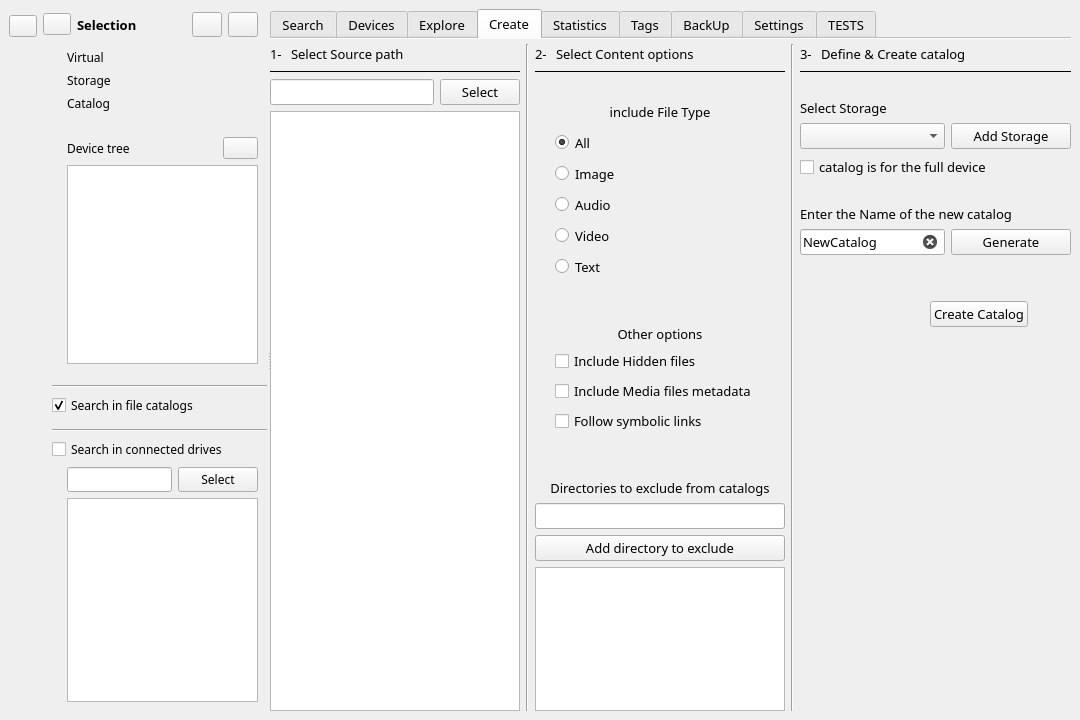
Above: src/mainwindow.ui from StephaneCouturier/Katalog before the change. Below: the same form after it.
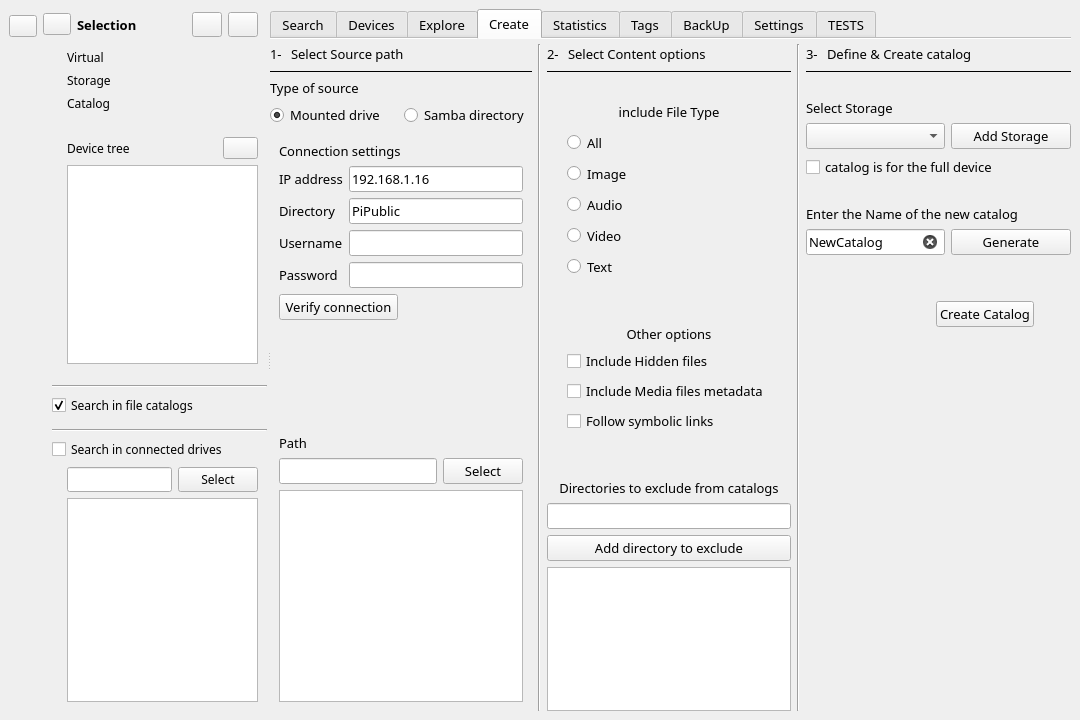
That is the form after the change. The open tabs and pages were chosen to show the change. Icons and pictures are not drawn. Custom widgets are drawn as their Qt base class.

```diff
--- a/src/mainwindow.ui
+++ b/src/mainwindow.ui
@@ -6798,40 +6798,222 @@
                </widget>
               </item>
               <item>
-               <layout class="QHBoxLayout" name="Create_horizontalLayout_Input">
+               <widget class="QLabel" name="Create_label_SelectThePath_2">
+                <property name="minimumSize">
+                 <size>
+                  <width>0</width>
+                  <height>0</height>
+                 </size>
+                </property>
+                <property name="font">
+                 <font>
+                  <family>Noto Sans</family>
+                  <pointsize>10</pointsize>
+                 </font>
+                </property>
+                <property name="text">
+                 <string>Type of source</string>
+                </property>
+                <property name="margin">
+                 <number>6</number>
+                </property>
+               </widget>
+              </item>
+              <item>
+               <layout class="QHBoxLayout" name="Create_horizontalLayout_TypeOfSource">
                 <item>
-                 <widget class="QLineEdit" name="Create_lineEdit_NewCatalogPath">
+                 <widget class="QRadioButton" name="Create_radioButton_MountedDrive">
                   <property name="text">
-                   <string/>
+                   <string>Mounted drive</string>
                   </property>
-                  <property name="clearButtonEnabled">
+                  <property name="checked">
                    <bool>true</bool>
                   </property>
                  </widget>
                 </item>
                 <item>
-                 <widget class="QPushButton" name="Create_pushButton_PickPath">
-                  <property name="maximumSize">
-                   <size>
-                    <width>120</width>
-                    <height>16777215</height>
-                   </size>
-                  </property>
-                  <property name="toolTip">
-                   <string>Select the path</string>
-                  </property>
+                 <widget class="QRadioButton" name="Create_radioButton_SambaDirectory">
                   <property name="text">
-                   <string>Select</string>
-                  </property>
-                  <property name="icon">
-                   <iconset theme="edit-select"/>
+                   <string>Samba directory</string>
                   </property>
                  </widget>
                 </item>
                </layout>
               </item>
               <item>
-               <widget class="QTreeView" name="Create_treeView_Explorer"/>
+               <widget class="QWidget" name="Create_widget_SambaSettings" native="true">
+                <layout class="QGridLayout" name="gridLayout_5">
+                 <item row="4" column="0">
+                  <spacer name="Create_verticalSpacer_2">
+                   <property name="orientation">
+                    <enum>Qt::Orientation::Vertical</enum>
+                   </property>
+                   <property name="sizeHint" stdset="0">
+                    <size>
+                     <width>20</width>
+                     <height>40</height>
+                    </size>
+                   </property>
+                  </spacer>
+                 </item>
+                 <item row="1" column="0">
+                  <layout class="QFormLayout" name="formLayout_3">
+                   <item row="0" column="0">
+                    <widget class="QLabel" name="Create_label_IPaddress">
+                     <property name="text">
+                      <string>IP address</string>
+                     </property>
+                    </widget>
+                   </item>
+                   <item row="0" column="1">
+                    <widget class="QLineEdit" name="Create_lineEdit_SambaServerIP">
+                     <property name="text">
+                      <string>192.168.1.16</string>
+                     </property>
+                    </widget>
+                   </item>
+                   <item row="1" column="1">
+                    <widget class="QLineEdit" name="Create_lineEdit_SambaDirectory">
+                     <property name="text">
+                      <string>PiPublic</string>
+                     </property>
+                    </widget>
+                   </item>
+                   <item row="1" column="0">
+                    <widget class="QLabel" name="Create_label_Directory">
+                     <property name="text">
+                      <string>Directory</string>
+                     </property>
+                    </widget>
+                   </item>
+                   <item row="2" column="0">
+                    <widget class="QLabel" name="Create_label_Username">
+                     <property name="text">
+                      <string>Username</string>
+                     </property>
+                    </widget>
+                   </item>
+                   <item row="2" column="1">
+                    <widget class="QLineEdit" name="Create_lineEdit_SambaUser"/>
+                   </item>
+                   <item row="3" column="0">
+                    <widget class="QLabel" name="Create_label_Password">
+                     <property name="text">
+                      <string>Password</string>
+                     </property>
+                    </widget>
+                   </item>
+                   <item row="3" column="1">
+                    <widget class="QLineEdit" name="Create_lineEdit_SambaPassword"/>
+                   </item>
+                  </layout>
+                 </item>
+                 <item row="0" column="0">
+                  <widget class="QLabel" name="Create_label_SelectThePath_7">
+                   <property name="minimumSize">
+                    <size>
+                     <width>0</width>
+                     <height>0</height>
+                    </size>
+                   </property>
+                   <property name="font">
+                    <font>
+                     <family>Noto Sans</family>
+                     <pointsize>10</pointsize>
+                    </font>
+                   </property>
+                   <property name="text">
+                    <string>Connection settings</string>
+                   </property>
+                   <property name="margin">
+                    <number>6</number>
+                   </property>
+                  </widget>
+                 </item>
+                 <item row="2" column="0">
+                  <layout class="QHBoxLayout" name="Create_horizontalLayout_VerifyConnection">
+                   <item>
+                    <widget class="QPushButton" name="Create_pushButton_VerifyConnection">
+                     <property name="text">
+                      <string>Verify connection</string>
+                     </property>
+                    </widget>
+                   </item>
+                   <item>
+                    <widget class="QLabel" name="Create_label_ConnectionResult">
+                     <property name="text">
+                      <string/>
+                     </property>
+                    </widget>
+                   </item>
+                  </layout>
+                 </item>
+                </layout>
+               </widget>
+              </item>
+              <item>
+               <widget class="QWidget" name="Create_widget_DriveSettings" native="true">
+                <layout class="QGridLayout" name="gridLayout_9">
+                 <item row="2" column="0">
+                  <widget class="QTreeView" name="Create_treeView_Explorer"/>
+                 </item>
+                 <item row="0" column="0">
+                  <widget class="QLabel" name="Create_label_SelectThePath_6">
+                   <property name="minimumSize">
+                    <size>
+                     <width>0</width>
+                     <height>0</height>
+                    </size>
+                   </property>
+                   <property name="font">
+                    <font>
+                     <family>Noto Sans</family>
+                     <pointsize>10</pointsize>
+                    </font>
+                   </property>
+                   <property name="text">
+                    <string>Path</string>
+                   </property>
+                   <property name="margin">
+                    <number>6</number>
+                   </property>
+                  </widget>
+                 </item>
+                 <item row="1" column="0">
+                  <layout class="QHBoxLayout" name="Create_horizontalLayout_Input">
+                   <item>
+                    <widget class="QLineEdit" name="Create_lineEdit_NewCatalogPath">
+                     <property name="text">
+                      <string/>
+                     </property>
+                     <property name="clearButtonEnabled">
+                      <bool>true</bool>
+                     </property>
+                    </widget>
+                   </item>
+                   <item>
+                    <widget class="QPushButton" name="Create_pushButton_PickPath">
+                     <property name="maximumSize">
+                      <size>
+                       <width>120</width>
+                       <height>16777215</height>
+                      </size>
+                     </property>
+                     <property name="toolTip">
+                      <string>Select the path</string>
+                     </property>
+                     <property name="text">
+                      <string>Select</string>
+                     </property>
+                     <property name="icon">
+                      <iconset theme="edit-select"/>
+                     </property>
+                    </widget>
+                   </item>
+                  </layout>
+                 </item>
+                </layout>
+               </widget>
               </item>
              </layout>
             </item>
```
Left out of the diff: 4 changed lines with no effect on the pictures.
